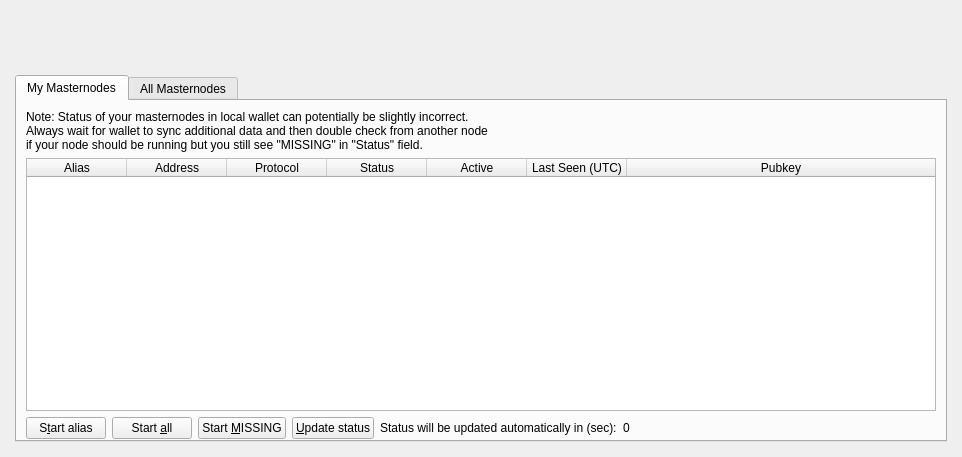
First picture: the form in src/qt/forms/masternodelist.ui, repository scryptachain/scrypta, before the edit.
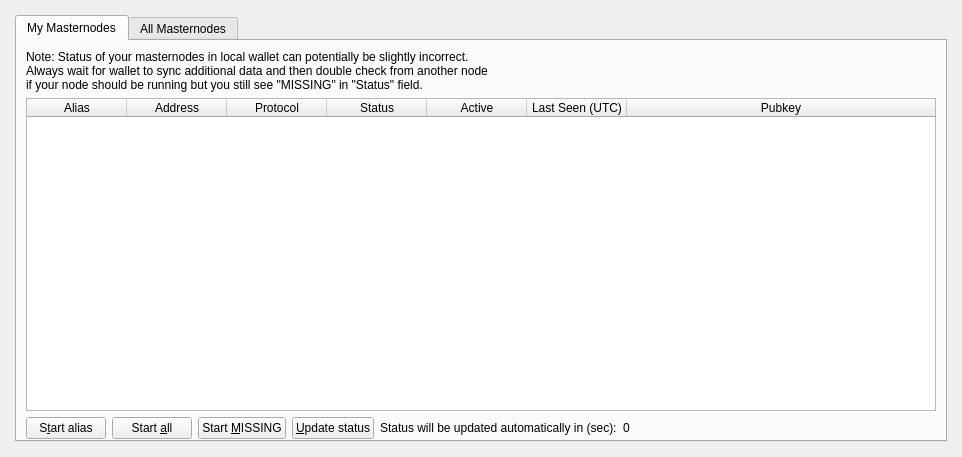
Second picture: the form after the edit.

The edit to the form file:
```diff
--- a/src/qt/forms/masternodelist.ui
+++ b/src/qt/forms/masternodelist.ui
@@ -31,68 +31,6 @@
           <property name="spacing">
             <number>0</number>
           </property>
-          <item>
-            <widget class="QFrame" name="frame_Header">
-              <layout class="QVBoxLayout" name="verticalLayout_4">
-                <property name="leftMargin">
-                  <number>0</number>
-                </property>
-                <property name="topMargin">
-                  <number>0</number>
-                </property>
-                <property name="rightMargin">
-                  <number>0</number>
-                </property>
-                <property name="bottomMargin">
-                  <number>0</number>
-                </property>
-                <item>
-                  <layout class="QHBoxLayout" name="horizontalLayout_Header" stretch="1,0">
-                    <item>
-                      <spacer name="horizontalSpacer">
-                        <property name="orientation">
-                          <enum>Qt::Horizontal</enum>
-                        </property>
-                        <property name="sizeHint" stdset="0">
-                          <size>
-                            <width>40</width>
-                            <height>20</height>
-                          </size>
-                        </property>
-                      </spacer>
-                    </item>
-                    <item>
-                      <widget class="QLabel" name="labelOverviewHeaderRight">
-                        <property name="minimumSize">
-                          <size>
-                            <width>464</width>
-                            <height>60</height>
-                          </size>
-                        </property>
-                        <property name="maximumSize">
-                          <size>
-                            <width>16777215</width>
-                            <height>60</height>
-                          </size>
-                        </property>
-                        <property name="font">
-                          <font>
-                            <pointsize>14</pointsize>
-                          </font>
-                        </property>
-                        <property name="text">
-                          <string/>
-                        </property>
-                        <property name="alignment">
-                          <set>Qt::AlignRight|Qt::AlignTrailing|Qt::AlignVCenter</set>
-                        </property>
-                      </widget>
-                    </item>
-                  </layout>
-                </item>
-              </layout>
-            </widget>
-          </item>
           <item>
             <widget class="QFrame" name="frame_BG">
               <layout class="QVBoxLayout" name="verticalLayout_3">
```
Left out of the diff: 9 changed lines with no effect on the pictures.
